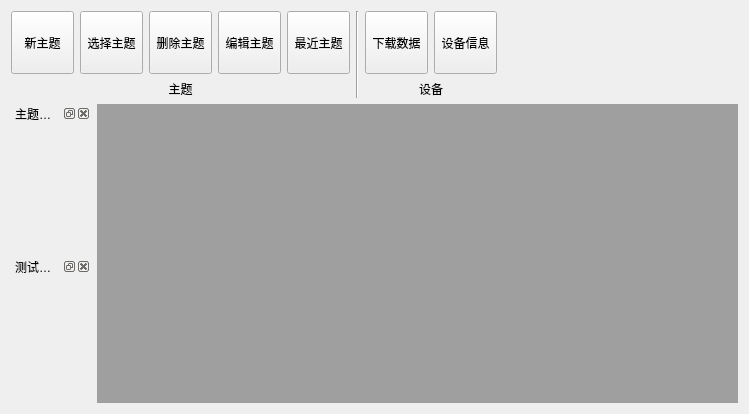
Above: Bodystat/ui/maindlg.ui from hym-dn/Bodystat before the change. Below: the same form after it.
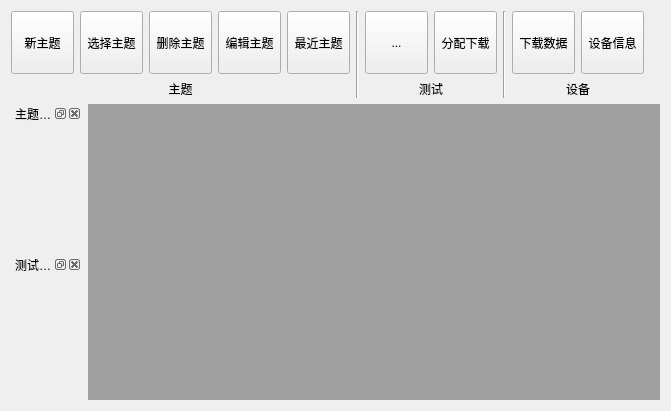
That is the form after the change.

Commit message: 完善主题以及测试信息

```diff
--- a/Bodystat/ui/maindlg.ui
+++ b/Bodystat/ui/maindlg.ui
@@ -6,8 +6,8 @@
    <rect>
     <x>0</x>
     <y>0</y>
-    <width>749</width>
-    <height>414</height>
+    <width>671</width>
+    <height>411</height>
    </rect>
   </property>
   <property name="font">
@@ -229,6 +229,72 @@
        </property>
       </widget>
      </item>
+     <item>
+      <layout class="QVBoxLayout" name="verticalLayout_5">
+       <property name="leftMargin">
+        <number>0</number>
+       </property>
+       <property name="topMargin">
+        <number>0</number>
+       </property>
+       <property name="rightMargin">
+        <number>0</number>
+       </property>
+       <property name="bottomMargin">
+        <number>0</number>
+       </property>
+       <item>
+        <layout class="QHBoxLayout" name="horizontalLayout_5">
+         <item>
+          <widget class="QToolButton" name="toolButton_2">
+           <property name="minimumSize">
+            <size>
+             <width>63</width>
+             <height>63</height>
+            </size>
+           </property>
+           <property name="text">
+            <string>...</string>
+           </property>
+          </widget>
+         </item>
+         <item>
+          <widget class="QToolButton" name="_distDwnlToolButton">
+           <property name="minimumSize">
+            <size>
+             <width>63</width>
+             <height>63</height>
+            </size>
+           </property>
+           <property name="text">
+            <string>分配下载</string>
+           </property>
+           <property name="toolButtonStyle">
+            <enum>Qt::ToolButtonTextUnderIcon</enum>
+           </property>
+          </widget>
+         </item>
+        </layout>
+       </item>
+       <item>
+        <widget class="QLabel" name="_testLabel">
+         <property name="text">
+          <string>测试</string>
+         </property>
+         <property name="alignment">
+          <set>Qt::AlignCenter</set>
+         </property>
+        </widget>
+       </item>
+      </layout>
+     </item>
+     <item>
+      <widget class="Line" name="line_2">
+       <property name="orientation">
+        <enum>Qt::Vertical</enum>
+       </property>
+      </widget>
+     </item>
      <item>
       <layout class="QVBoxLayout" name="verticalLayout_4">
        <property name="leftMargin">
```
The commit also changes 20 other files.
